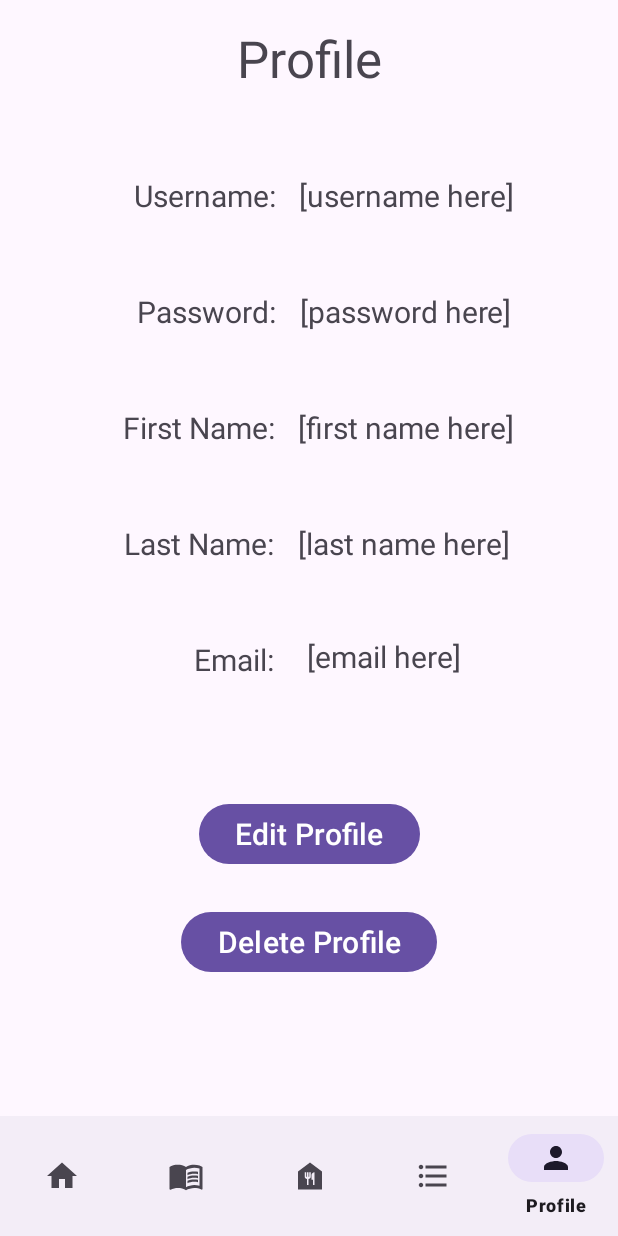
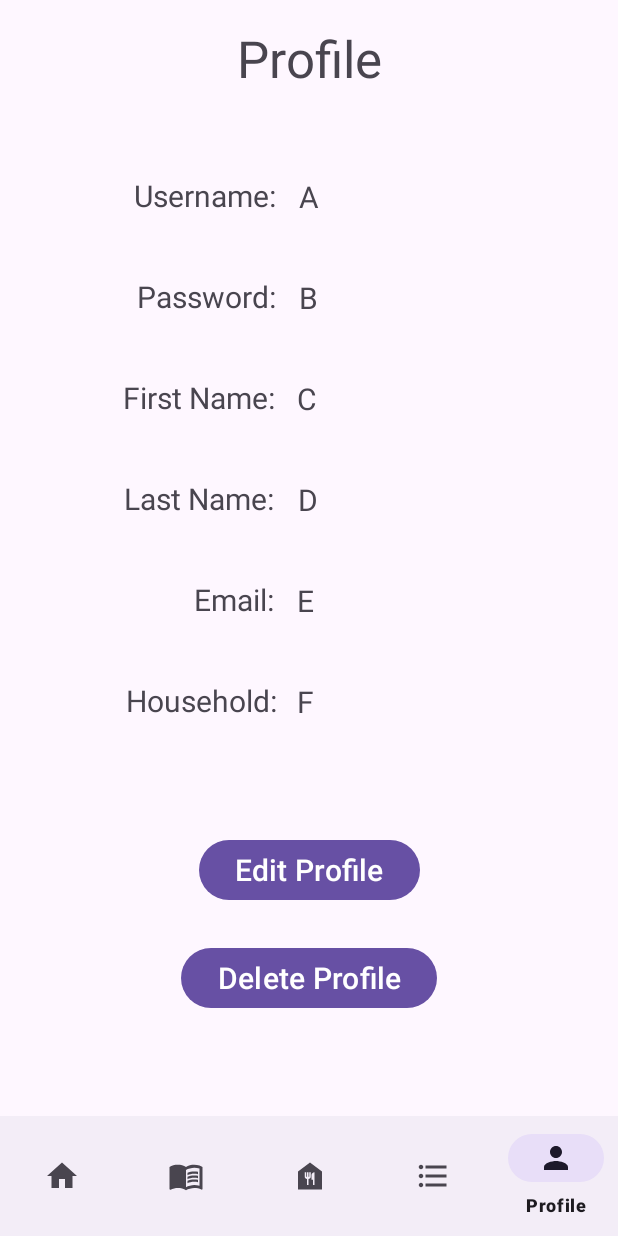
Before and after one commit to TMcBride-MCCC/CIS183_Final, an Android app: the UserProfile screen opened directly, with no data from a screen before it, on a phone screen of 412 x 824 dp. Run offline under Robolectric (Android 15) with nearby library versions, the phone set to English and light mode, and no system bars; 6 statements that could not run were skipped.

Commit message:
UserProfile & EditProfile
-Added Household to UserProfile so that the user can see what household they are in
-Added the GUI for changing the household to EditProfile

```diff
--- a/app/src/main/AndroidManifest.xml
+++ b/app/src/main/AndroidManifest.xml
@@ -12,6 +12,9 @@
         android:supportsRtl="true"
         android:theme="@style/Theme.CIS183_Final"
         tools:targetApi="31">
+        <activity
+            android:name=".EditProfile"
+            android:exported="false" />
         <activity
             android:name=".UserProfile"
             android:exported="false" />
--- a/app/src/main/java/com/example/cis183_final/UserProfile.java
+++ b/app/src/main/java/com/example/cis183_final/UserProfile.java
@@ -24,6 +24,7 @@ public class UserProfile extends AppCompatActivity
     TextView tv_j_userProfile_fName;
     TextView tv_j_userProfile_lName;
     TextView tv_j_userProfile_email;
+    TextView tv_j_userProfile_household;
     Button btn_j_userProfile_edit;
     Button btn_j_userProfile_delete;
     TextView tv_j_userProfile_deletePrompt;
@@ -46,6 +47,7 @@ public class UserProfile extends AppCompatActivity
         tv_j_userProfile_lName = findViewById(R.id.tv_v_userProfile_lName);
         tv_j_userProfile_email = findViewById(R.id.tv_v_userProfile_email);
         btn_j_userProfile_edit = findViewById(R.id.btn_v_userProfile_edit);
+        tv_j_userProfile_household = findViewById(R.id.tv_v_userProfile_household);
         btn_j_userProfile_delete = findViewById(R.id.btn_v_userProfile_delete);
         tv_j_userProfile_deletePrompt = findViewById(R.id.tv_v_userProfile_deletePrompt);
         btn_j_userProfile_deletePromptYes = findViewById(R.id.btn_v_userProfile_deletePromptYes);
@@ -80,6 +82,7 @@ public class UserProfile extends AppCompatActivity
         tv_j_userProfile_fName.setText(SessionData.getLoggedInUser().getfName());
         tv_j_userProfile_lName.setText(SessionData.getLoggedInUser().getlName());
         tv_j_userProfile_email.setText(SessionData.getLoggedInUser().getEmail());
+        tv_j_userProfile_household.setText(dbHelper.getUserPantryHouseName(SessionData.getLoggedInUser().getPantryId()));
     }
 
     private void editButtonClickListener()
@@ -90,6 +93,7 @@ public class UserProfile extends AppCompatActivity
             public void onClick(View view)
             {
                 //Go to Edit Page
+                startActivity(new Intent(UserProfile.this, EditProfile.class));
             }
         });
     }
--- a/app/src/main/res/layout/activity_user_profile.xml
+++ b/app/src/main/res/layout/activity_user_profile.xml
@@ -7,16 +7,52 @@
     android:layout_height="match_parent"
     tools:context=".UserProfile">
 
+    <TextView
+        android:id="@+id/tv_v_userProfile_household"
+        android:layout_width="wrap_content"
+        android:layout_height="wrap_content"
+        android:layout_marginStart="3dp"
+        android:layout_marginTop="40dp"
+        android:text="F"
+        android:textSize="20sp"
+        app:layout_constraintEnd_toEndOf="parent"
+        app:layout_constraintHorizontal_bias="0.056"
+        app:layout_constraintStart_toEndOf="@+id/textView38"
+        app:layout_constraintTop_toBottomOf="@+id/tv_v_userProfile_email" />
+
+    <TextView
+        android:id="@+id/textView44"
+        android:layout_width="wrap_content"
+        android:layout_height="wrap_content"
+        android:layout_marginTop="40dp"
+        android:text="Household:"
+        android:textSize="20sp"
+        app:layout_constraintEnd_toEndOf="parent"
+        app:layout_constraintHorizontal_bias="0.27"
+        app:layout_constraintStart_toStartOf="parent"
+        app:layout_constraintTop_toBottomOf="@+id/textView38" />
+
     <Button
         android:id="@+id/btn_v_userProfile_deletePromptNo"
         android:layout_width="342dp"
         android:layout_height="46dp"
-        android:layout_marginBottom="92dp"
+        android:layout_marginBottom="68dp"
         android:text="No - Do Not Delete This Profile"
         android:textSize="20sp"
         app:layout_constraintBottom_toTopOf="@+id/bnv_v_userProfile_bottomNav"
         app:layout_constraintEnd_toEndOf="parent"
         app:layout_constraintHorizontal_bias="0.492"
+        app:layout_constraintStart_toStartOf="parent" />
+
+    <Button
+        android:id="@+id/btn_v_userProfile_delete"
+        android:layout_width="wrap_content"
+        android:layout_height="wrap_content"
+        android:layout_marginBottom="68dp"
+        android:text="Delete Profile"
+        android:textSize="20sp"
+        app:layout_constraintBottom_toTopOf="@+id/bnv_v_userProfile_bottomNav"
+        app:layout_constraintEnd_toEndOf="parent"
         app:layout_constraintStart_toStartOf="parent" />
 
     <Button
@@ -35,11 +71,11 @@
         android:layout_width="wrap_content"
         android:layout_height="wrap_content"
         android:layout_marginStart="3dp"
-        android:layout_marginTop="48dp"
-        android:text="[email here]"
+        android:layout_marginTop="40dp"
+        android:text="E"
         android:textSize="20sp"
         app:layout_constraintEnd_toEndOf="parent"
-        app:layout_constraintHorizontal_bias="0.15"
+        app:layout_constraintHorizontal_bias="0.056"
         app:layout_constraintStart_toEndOf="@+id/textView38"
         app:layout_constraintTop_toBottomOf="@+id/tv_v_userProfile_lName" />
 
@@ -48,11 +84,11 @@
         android:layout_width="wrap_content"
         android:layout_height="wrap_content"
         android:layout_marginStart="3dp"
-        android:layout_marginTop="50dp"
-        android:text="[last name here]"
+        android:layout_marginTop="40dp"
+        android:text="D"
         android:textSize="20sp"
         app:layout_constraintEnd_toEndOf="parent"
-        app:layout_constraintHorizontal_bias="0.15"
+        app:layout_constraintHorizontal_bias="0.061"
         app:layout_constraintStart_toEndOf="@+id/textView37"
         app:layout_constraintTop_toBottomOf="@+id/tv_v_userProfile_fName" />
 
@@ -61,11 +97,11 @@
         android:layout_width="wrap_content"
         android:layout_height="wrap_content"
         android:layout_marginStart="3dp"
-        android:layout_marginTop="50dp"
-        android:text="[first name here]"
+        android:layout_marginTop="40dp"
+        android:text="C"
         android:textSize="20sp"
         app:layout_constraintEnd_toEndOf="parent"
-        app:layout_constraintHorizontal_bias="0.15"
+        app:layout_constraintHorizontal_bias="0.052"
         app:layout_constraintStart_toEndOf="@+id/textView36"
         app:layout_constraintTop_toBottomOf="@+id/tv_v_userProfile_pasword" />
 
@@ -74,25 +110,13 @@
         android:layout_width="wrap_content"
         android:layout_height="wrap_content"
         android:layout_marginStart="3dp"
-        android:layout_marginTop="50dp"
-        android:text="[password here]"
+        android:layout_marginTop="40dp"
+        android:text="B"
         android:textSize="20sp"
         app:layout_constraintEnd_toEndOf="parent"
-        app:layout_constraintHorizontal_bias="0.15"
+        app:layout_constraintHorizontal_bias="0.056"
         app:layout_constraintStart_toEndOf="@+id/textView35"
         app:layout_constraintTop_toBottomOf="@+id/tv_v_userProfile_username" />
-
-    <Button
-        android:id="@+id/btn_v_userProfile_delete"
-        android:layout_width="wrap_content"
-        android:layout_height="wrap_content"
-        android:layout_marginBottom="92dp"
-        android:text="Delete Profile"
-        android:textSize="20sp"
-        app:layout_constraintBottom_toTopOf="@+id/bnv_v_userProfile_bottomNav"
-        app:layout_constraintEnd_toEndOf="parent"
-        app:layout_constraintHorizontal_bias="0.5"
-        app:layout_constraintStart_toStartOf="parent" />
 
     <TextView
         android:id="@+id/textView34"
@@ -110,7 +134,7 @@
         android:id="@+id/textView35"
         android:layout_width="wrap_content"
         android:layout_height="wrap_content"
-        android:layout_marginTop="50dp"
+        android:layout_marginTop="40dp"
         android:text="Password:"
         android:textSize="20sp"
         app:layout_constraintEnd_toEndOf="parent"
@@ -122,7 +146,7 @@
         android:id="@+id/textView36"
         android:layout_width="wrap_content"
         android:layout_height="wrap_content"
-        android:layout_marginTop="50dp"
+        android:layout_marginTop="40dp"
         android:text="First Name:"
         android:textSize="20sp"
         app:layout_constraintEnd_toEndOf="parent"
@@ -134,7 +158,7 @@
         android:id="@+id/textView37"
         android:layout_width="wrap_content"
         android:layout_height="wrap_content"
-        android:layout_marginTop="50dp"
+        android:layout_marginTop="40dp"
         android:text="Last Name:"
         android:textSize="20sp"
         app:layout_constraintEnd_toEndOf="parent"
@@ -146,7 +170,7 @@
         android:id="@+id/textView38"
         android:layout_width="wrap_content"
         android:layout_height="wrap_content"
-        android:layout_marginTop="50dp"
+        android:layout_marginTop="40dp"
         android:text="Email:"
         android:textSize="20sp"
         app:layout_constraintEnd_toEndOf="parent"
@@ -193,11 +217,11 @@
         android:layout_width="wrap_content"
         android:layout_height="wrap_content"
         android:layout_marginStart="3dp"
-        android:layout_marginTop="55dp"
-        android:text="[username here]"
+        android:layout_marginTop="56dp"
+        android:text="A"
         android:textSize="20sp"
         app:layout_constraintEnd_toEndOf="parent"
-        app:layout_constraintHorizontal_bias="0.15"
+        app:layout_constraintHorizontal_bias="0.056"
         app:layout_constraintStart_toEndOf="@+id/textView34"
         app:layout_constraintTop_toBottomOf="@+id/textView27" />
 
```
Also changed, not shown: app/src/main/java/com/example/cis183_final/EditProfile.java (added, +173 -0 lines), app/src/main/res/layout/activity_edit_profile.xml (added, +249 -0 lines).
